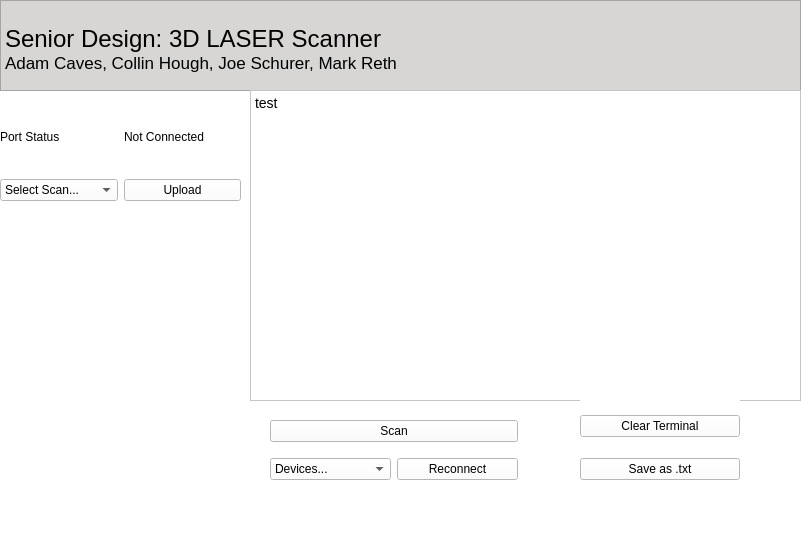
This is src/UI/SeniorDesign_UI.ui in joeschurer/senior-design as Qt 5 draws it before an edit. The edited form follows.
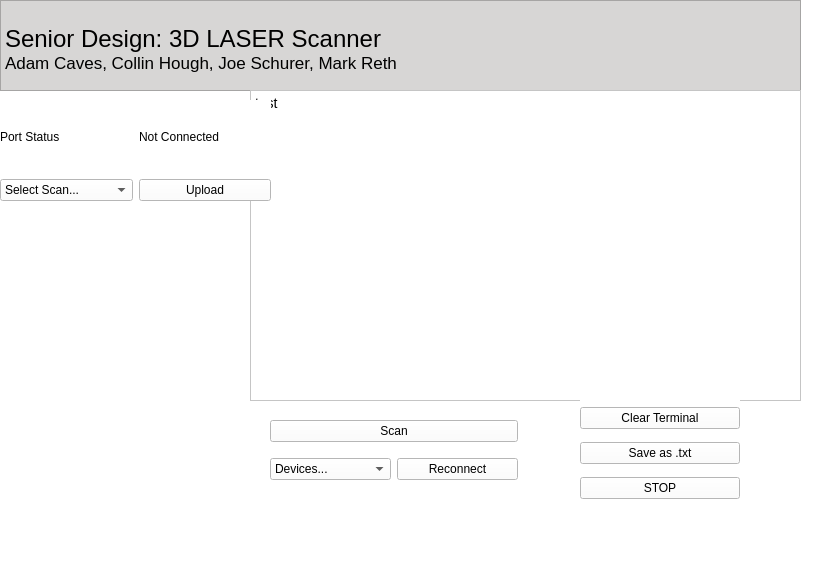
This is the edited form.

Diff of the .ui file:
```diff
--- a/src/UI/SeniorDesign_UI.ui
+++ b/src/UI/SeniorDesign_UI.ui
@@ -6,8 +6,8 @@
    <rect>
     <x>0</x>
     <y>0</y>
-    <width>802</width>
-    <height>545</height>
+    <width>831</width>
+    <height>580</height>
    </rect>
   </property>
   <property name="windowTitle">
@@ -57,8 +57,8 @@
 &lt;html&gt;&lt;head&gt;&lt;meta name=&quot;qrichtext&quot; content=&quot;1&quot; /&gt;&lt;meta charset=&quot;utf-8&quot; /&gt;&lt;style type=&quot;text/css&quot;&gt;
 p, li { white-space: pre-wrap; }
 hr { height: 1px; border-width: 0; }
-&lt;/style&gt;&lt;/head&gt;&lt;body style=&quot; font-family:'Segoe UI'; font-size:10.5pt; font-weight:400; font-style:normal;&quot;&gt;
-&lt;p style=&quot; margin-top:0px; margin-bottom:0px; margin-left:0px; margin-right:0px; -qt-block-indent:0; text-indent:0px;&quot;&gt;test&lt;/p&gt;&lt;/body&gt;&lt;/html&gt;</string>
+&lt;/style&gt;&lt;/head&gt;&lt;body style=&quot; font-family:'Ubuntu'; font-size:11pt; font-weight:400; font-style:normal;&quot;&gt;
+&lt;p style=&quot; margin-top:0px; margin-bottom:0px; margin-left:0px; margin-right:0px; -qt-block-indent:0; text-indent:0px;&quot;&gt;&lt;span style=&quot; font-family:'Segoe UI'; font-size:10.5pt;&quot;&gt;test&lt;/span&gt;&lt;/p&gt;&lt;/body&gt;&lt;/html&gt;</string>
     </property>
     <property name="textInteractionFlags">
      <set>Qt::TextSelectableByKeyboard|Qt::TextSelectableByMouse</set>
@@ -69,7 +69,7 @@
      <rect>
       <x>0</x>
       <y>100</y>
-      <width>241</width>
+      <width>271</width>
       <height>101</height>
      </rect>
     </property>
@@ -130,7 +130,7 @@
       <x>580</x>
       <y>400</y>
       <width>160</width>
-      <height>95</height>
+      <height>106</height>
      </rect>
     </property>
     <layout class="QVBoxLayout" name="verticalLayout">
@@ -148,6 +148,13 @@
        </property>
       </widget>
      </item>
+     <item>
+      <widget class="QPushButton" name="stop_button">
+       <property name="text">
+        <string>STOP</string>
+       </property>
+      </widget>
+     </item>
     </layout>
    </widget>
    <widget class="QWidget" name="verticalLayoutWidget_2">
```
Left out of the diff: 6 changed lines with no effect on the pictures.
